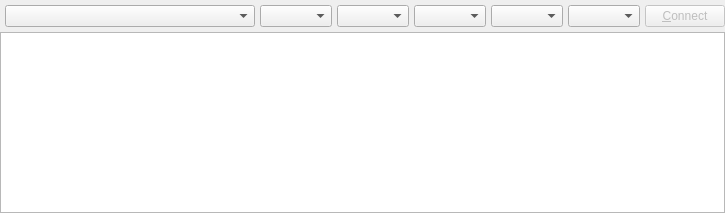
Old version of the form src/ui/consoletab.ui in the repository solaristhesun/superterm.
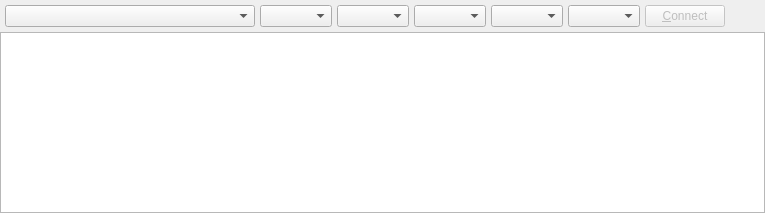
New version of the form. Custom widgets are drawn as their Qt base class.

Commit message: reorganized contextmenu

```diff
--- a/src/ui/consoletab.ui
+++ b/src/ui/consoletab.ui
@@ -6,7 +6,7 @@
    <rect>
     <x>0</x>
     <y>0</y>
-    <width>594</width>
+    <width>765</width>
     <height>213</height>
    </rect>
   </property>
```
Left out of the diff: 2 changed lines with no effect on the pictures. The commit also changes 1 other file.
